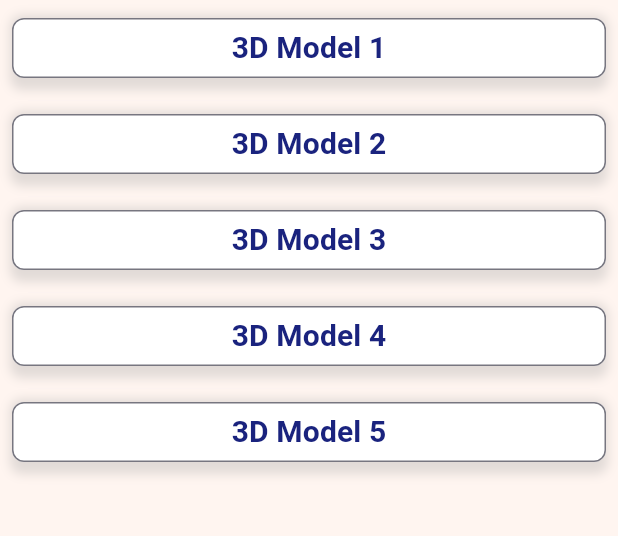
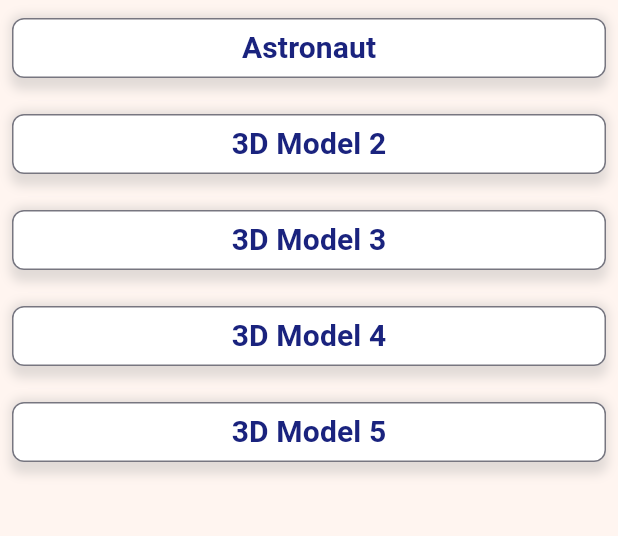
Before and after one commit to naokatu/model_3d_create_app, a Flutter app: the ListModelPage screen opened by its route, on a phone screen of 412 x 824 dp, the part 84-620 px from its top. Run offline on Flutter 3.47's test engine with Material 3 defaults, Android fonts, the phone set to English and light mode, and no system bars; our stand-ins replace camera, shared_preferences; accounts and stored records are empty.

Commit message:
chore:仮データ１の名前を用意した3Dモデルに合わせ変更

```diff
--- a/lib/listModelPage.dart
+++ b/lib/listModelPage.dart
@@ -26,7 +26,7 @@ class _ListModelPage extends State<ListModelPage> {
   // 仮のデータを使用
     setState(() {
       _models = [
-        '3D Model 1',
+        'Astronaut',
         '3D Model 2',
         '3D Model 3',
         '3D Model 4',
```
